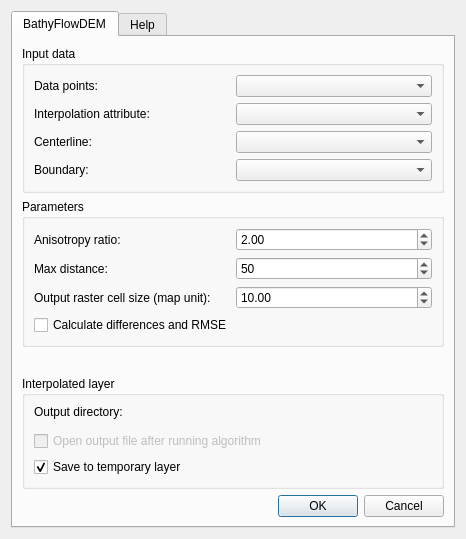
The window that BathyFlowDEM_dialog_base.ui (melindafemminis/BathyFlowDEM) describes before a commit, drawn with Qt 5.
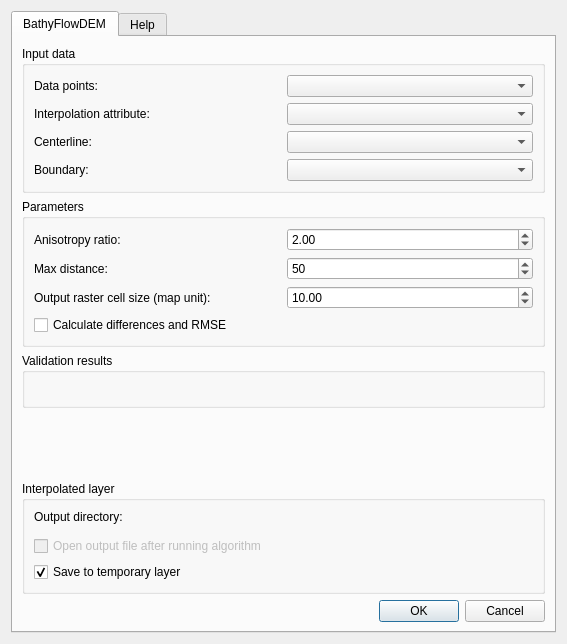
The same window after the commit. Custom widgets are drawn as their Qt base class.

Commit message: Differences/RMSE closes #4

What changed in the file:
```diff
--- a/BathyFlowDEM_dialog_base.ui
+++ b/BathyFlowDEM_dialog_base.ui
@@ -6,8 +6,8 @@
    <rect>
     <x>0</x>
     <y>0</y>
-    <width>466</width>
-    <height>539</height>
+    <width>567</width>
+    <height>644</height>
    </rect>
   </property>
   <property name="windowTitle">
@@ -189,6 +189,22 @@
          </layout>
         </widget>
        </item>
+       <item>
+        <widget class="QGroupBox" name="boxRMSEresults">
+         <property name="title">
+          <string>Validation results</string>
+         </property>
+         <layout class="QGridLayout" name="gridLayout_7">
+          <item row="0" column="0">
+           <widget class="QLabel" name="labelRMSE">
+            <property name="text">
+             <string/>
+            </property>
+           </widget>
+          </item>
+         </layout>
+        </widget>
+       </item>
        <item>
         <spacer name="verticalSpacer_2">
          <property name="orientation">
@@ -197,7 +213,7 @@
          <property name="sizeHint" stdset="0">
           <size>
            <width>20</width>
-           <height>32</height>
+           <height>85</height>
           </size>
          </property>
         </spacer>
@@ -272,6 +288,8 @@
        <item>
         <layout class="QHBoxLayout" name="horizontalLayout_2">
          <item>
+          <layout class="QHBoxLayout" name="horizontalLayout">
+           <item>
           <spacer name="horizontalSpacer">
            <property name="orientation">
             <enum>Qt::Horizontal</enum>
@@ -285,22 +303,20 @@
           </spacer>
          </item>
          <item>
-          <layout class="QHBoxLayout" name="horizontalLayout">
-           <item>
             <widget class="QPushButton" name="buttonOK">
              <property name="text">
               <string>OK</string>
              </property>
             </widget>
            </item>
+          </layout>
+         </item>
            <item>
             <widget class="QPushButton" name="buttonCancel">
              <property name="text">
               <string>Cancel</string>
              </property>
             </widget>
-           </item>
-          </layout>
          </item>
         </layout>
        </item>
```
Lines whose indentation alone changed are shown as unchanged. The commit also changes 1 other file.
